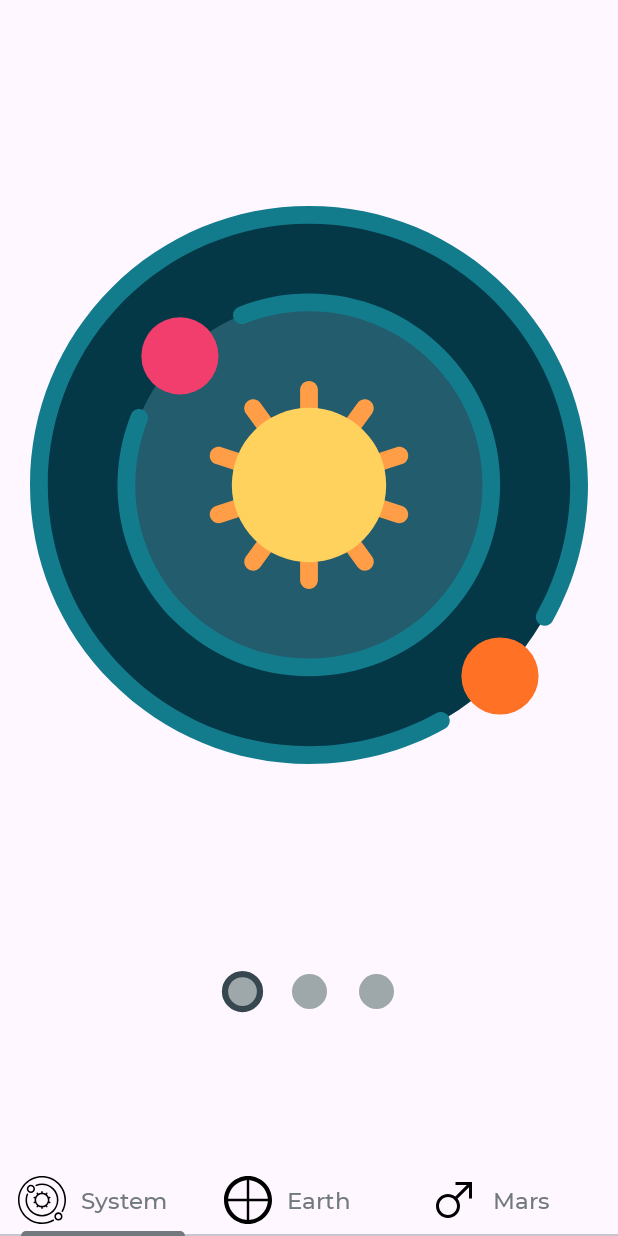
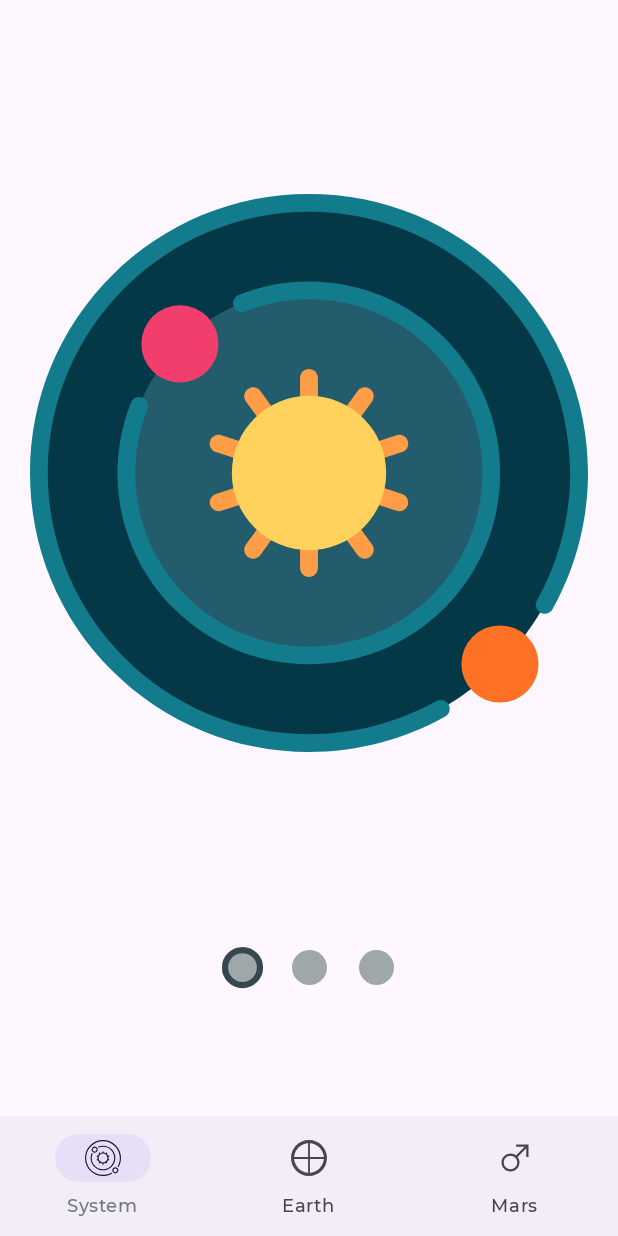
Before and after one commit to user7/POTD, an Android app: the screen it shows after launch (ApiActivity before the commit, ApiBottomActivity after it), on a phone screen of 412 x 824 dp. Run offline under Robolectric (Android 15) with nearby library versions, the phone set to English and light mode, and no system bars.

Commit message:
BottomNavigationView added

```diff
--- a/app/src/main/AndroidManifest.xml
+++ b/app/src/main/AndroidManifest.xml
@@ -14,14 +14,20 @@
         <activity
             android:name=".view.MainActivity"
             android:exported="true">
+
         </activity>
 
         <activity
             android:name=".view.api.ApiActivity"
             android:exported="true">
+
+        </activity>
+
+        <activity
+            android:name=".view.api.ApiBottomActivity"
+            android:exported="true">
             <intent-filter>
                 <action android:name="android.intent.action.MAIN" />
-
                 <category android:name="android.intent.category.LAUNCHER" />
             </intent-filter>
         </activity>
--- a/app/src/main/java/com/geekbrains/potd/view/api/ApiBottomActivity.kt
+++ b/app/src/main/java/com/geekbrains/potd/view/api/ApiBottomActivity.kt
@@ -1,4 +1,30 @@
 package com.geekbrains.potd.view.api
 
-class ApiBottomActivity {
+import android.os.Bundle
+import androidx.appcompat.app.AppCompatActivity
+import androidx.fragment.app.Fragment
+import com.geekbrains.potd.R
+import com.geekbrains.potd.databinding.ActivityApiBinding
+import com.geekbrains.potd.databinding.ActivityApiBottomBinding
+
+class ApiBottomActivity : AppCompatActivity() {
+    private lateinit var binding: ActivityApiBottomBinding
+    private val navFragments = mapOf(
+        Pair(R.id.bottom_view_system, SystemFragment()),
+        Pair(R.id.bottom_view_earth, EarthFragment()),
+        Pair(R.id.bottom_view_mars, MarsFragment()),
+    )
+
+    override fun onCreate(savedInstanceState: Bundle?) {
+        super.onCreate(savedInstanceState)
+        binding = ActivityApiBottomBinding.inflate(layoutInflater)
+        setContentView(binding.root)
+        binding.bottomNavigationView.setOnItemSelectedListener {
+            navFragments[it.itemId]?.let { fragment ->
+                supportFragmentManager.beginTransaction().replace(R.id.container, fragment).commit()
+                true
+            } ?: false
+        }
+        binding.bottomNavigationView.selectedItemId = R.id.bottom_view_system
+    }
 }
--- /dev/null
+++ b/app/src/main/res/layout/activity_api_bottom.xml
@@ -0,0 +1,22 @@
+<?xml version="1.0" encoding="utf-8"?>
+<androidx.constraintlayout.widget.ConstraintLayout xmlns:android="http://schemas.android.com/apk/res/android"
+    xmlns:app="http://schemas.android.com/apk/res-auto"
+    android:layout_width="match_parent"
+    android:layout_height="match_parent">
+
+    <FrameLayout
+        android:id="@+id/container"
+        android:layout_width="match_parent"
+        android:layout_height="match_parent"
+        android:layout_marginBottom="?actionBarSize" />
+
+    <com.google.android.material.bottomnavigation.BottomNavigationView
+        android:id="@+id/bottomNavigationView"
+        android:layout_width="match_parent"
+        android:layout_height="wrap_content"
+        app:layout_constraintBottom_toBottomOf="parent"
+        app:layout_constraintEnd_toEndOf="parent"
+        app:layout_constraintStart_toStartOf="parent"
+        app:menu="@menu/menu_bottom_navigation_view" />
+
+</androidx.constraintlayout.widget.ConstraintLayout>
--- /dev/null
+++ b/app/src/main/res/menu/menu_bottom_navigation_view.xml
@@ -0,0 +1,18 @@
+<?xml version="1.0" encoding="utf-8"?>
+<menu xmlns:android="http://schemas.android.com/apk/res/android">
+    <item
+        android:id="@+id/bottom_view_system"
+        android:icon="@drawable/ic_tabitem_system"
+        android:title="@string/label_tabitem_system" />
+
+    <item
+        android:id="@+id/bottom_view_earth"
+        android:icon="@drawable/ic_tabitem_earth"
+        android:title="@string/label_tabitem_earth" />
+
+    <item
+        android:id="@+id/bottom_view_mars"
+        android:icon="@drawable/ic_tabitem_mars"
+        android:title="@string/label_tabitem_mars" />
+
+</menu>
--- a/app/src/main/res/values/themes.xml
+++ b/app/src/main/res/values/themes.xml
@@ -12,6 +12,14 @@
         <item name="textAppearanceSubtitle1">@style/StyleText</item>
         <item name="shapeAppearanceSmallComponent">@style/StyleShapeSmallComponent</item>
         <item name="mainFont">@font/montserrat_medium</item>
+    </style>
+
+    <style name="BottomNavigationView" parent="Widget.Design.BottomNavigationView">
+        <item name="labelVisibilityMode">labeled</item>
+        <item name="colorSurface">@color/colorAccent</item>
+        <item name="colorOnSurface">@color/white</item>
+        <item name="colorPrimarySurface">@color/red</item>
+        <item name="colorOnPrimarySurface">@color/green</item>
     </style>
 
     <style name="StyleLabel" parent="TextAppearance.Material3.LabelLarge">
```
